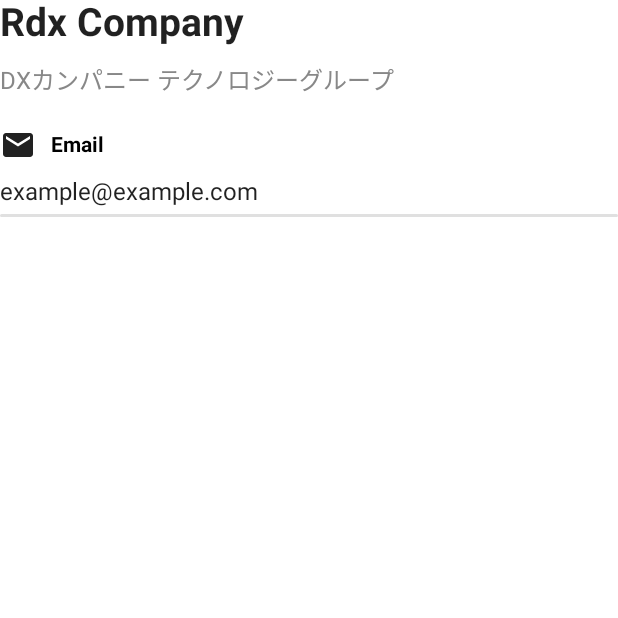
After one commit to ryo-tom/tutorial_JetProfile, an Android app built with Jetpack Compose: the composable CompanySection shown on its own in the app's theme, on a phone screen of 412 x 824 dp, the top half of it. The commit adds this screen. Run offline under Robolectric (Android 15) with nearby library versions, the phone set to English and light mode, and no system bars.

Commit message:
s2: refactor: Company, Detailセクションに切り出し

```diff
--- /dev/null
+++ b/app/src/main/java/com/example/jetprofile/components/CompanySection.kt
@@ -0,0 +1,56 @@
+package com.example.jetprofile.components
+
+import androidx.compose.foundation.layout.Column
+import androidx.compose.foundation.layout.Spacer
+import androidx.compose.foundation.layout.fillMaxWidth
+import androidx.compose.foundation.layout.height
+import androidx.compose.foundation.shape.RoundedCornerShape
+import androidx.compose.material.Divider
+import androidx.compose.material.Text
+import androidx.compose.material.icons.Icons
+import androidx.compose.material.icons.filled.Email
+import androidx.compose.runtime.Composable
+import androidx.compose.ui.Alignment
+import androidx.compose.ui.Modifier
+import androidx.compose.ui.draw.clip
+import androidx.compose.ui.graphics.Color
+import androidx.compose.ui.text.font.FontWeight
+import androidx.compose.ui.unit.dp
+import androidx.compose.ui.unit.sp
+
+@Composable
+fun CompanySection() {
+    Column(
+        horizontalAlignment = Alignment.Start,
+        modifier = Modifier.fillMaxWidth(), // 外側のColumnの幅と同じにしたいため
+    ) {
+        // 会社名
+        Text(
+            text = "Rdx Company",
+            fontSize = 26.sp,
+            fontWeight = FontWeight.Bold,
+        )
+        Spacer(modifier = Modifier.height(10.dp))
+
+        // 部署・グループ名
+        Text(
+            text = "DXカンパニー テクノロジーグループ",
+            color = Color.Gray,
+            fontSize = 16.sp
+        )
+
+        Spacer(modifier = Modifier.height(20.dp))
+
+        // Email
+        Label(icon = Icons.Default.Email, text = "Email")
+        Spacer(modifier = Modifier.height(10.dp))
+        Text(text = "example@example.com", fontSize = 16.sp)
+        Spacer(modifier = Modifier.height(5.dp))
+
+        Divider(
+            modifier = Modifier.clip(RoundedCornerShape(1000.dp)),
+            thickness = 2.dp
+        )
+    }
+
+}
```
Also changed, not shown: app/src/main/java/com/example/jetprofile/MainActivity.kt (+4 -55 lines), app/src/main/java/com/example/jetprofile/components/DetailSection.kt (added, +33 -0 lines).
